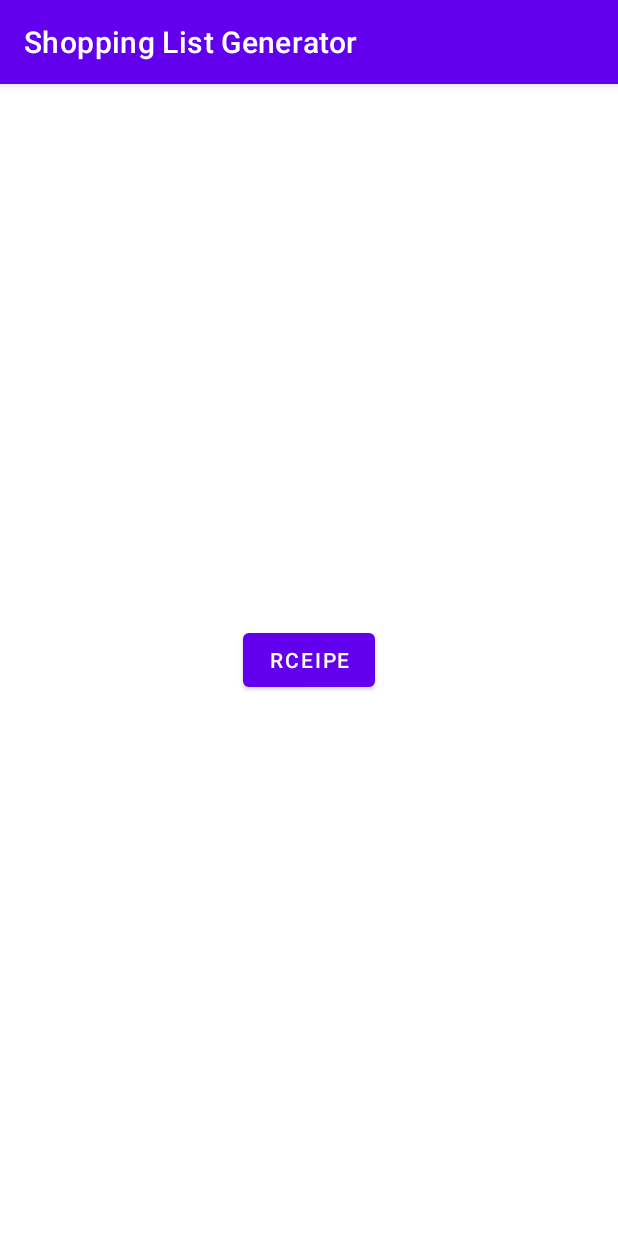
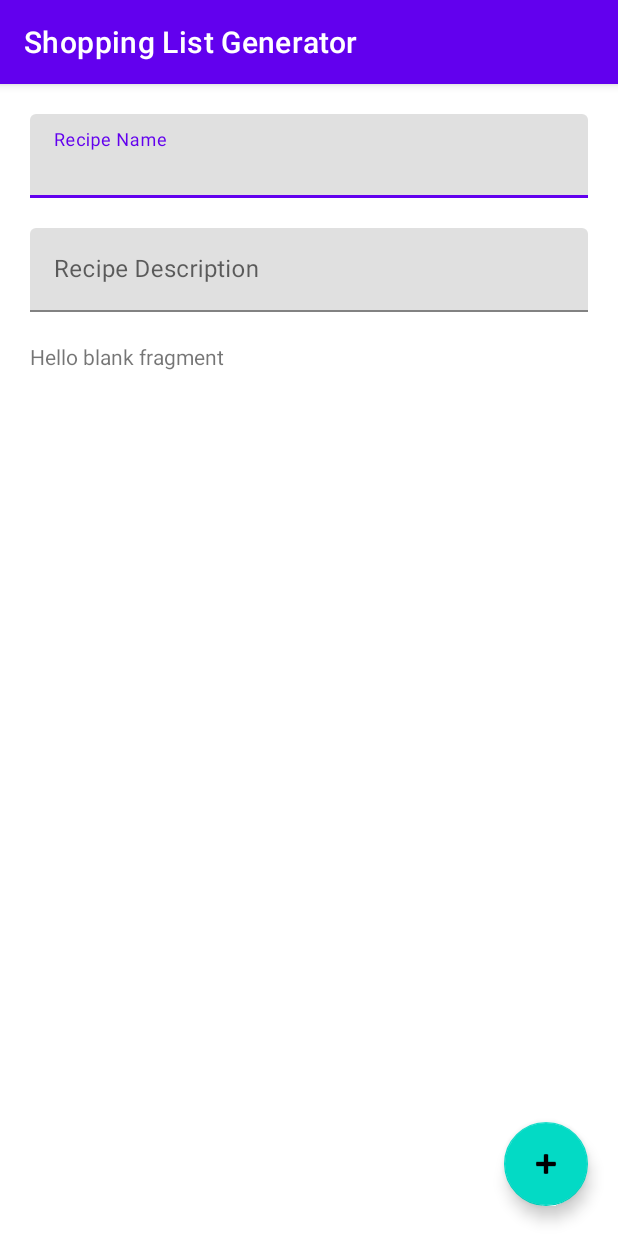
Before and after one commit to ndi1/ShoppingListApp, an Android app: the addRecipeActivitiy screen opened directly, with no data from a screen before it, on a phone screen of 412 x 824 dp. Run offline under Robolectric (Android 15) with nearby library versions, the phone set to English and light mode, and no system bars.

Commit message:
Modified recipe activity

```diff
--- /dev/null
+++ b/app/src/main/java/com/example/shoppinglistgenerator/recipeIngredientFragment.java
@@ -0,0 +1,52 @@
+package com.example.shoppinglistgenerator;
+
+import android.os.Bundle;
+
+import androidx.fragment.app.Fragment;
+
+import android.view.LayoutInflater;
+import android.view.View;
+import android.view.ViewGroup;
+
+
+public class recipeIngredientFragment extends Fragment {
+
+    // TODO: Rename parameter arguments, choose names that match
+    // the fragment initialization parameters, e.g. ARG_ITEM_NUMBER
+    private static final String ARG_PARAM1 = "param1";
+    private static final String ARG_PARAM2 = "param2";
+
+    // TODO: Rename and change types of parameters
+    private String mParam1;
+    private String mParam2;
+
+    public recipeIngredientFragment() {
+        // Required empty public constructor
+    }
+
+    // TODO: Rename and change types and number of parameters
+    public static recipeIngredientFragment newInstance(String param1, String param2) {
+        recipeIngredientFragment fragment = new recipeIngredientFragment();
+        Bundle args = new Bundle();
+        args.putString(ARG_PARAM1, param1);
+        args.putString(ARG_PARAM2, param2);
+        fragment.setArguments(args);
+        return fragment;
+    }
+
+    @Override
+    public void onCreate(Bundle savedInstanceState) {
+        super.onCreate(savedInstanceState);
+        if (getArguments() != null) {
+            mParam1 = getArguments().getString(ARG_PARAM1);
+            mParam2 = getArguments().getString(ARG_PARAM2);
+        }
+    }
+
+    @Override
+    public View onCreateView(LayoutInflater inflater, ViewGroup container,
+                             Bundle savedInstanceState) {
+        // Inflate the layout for this fragment
+        return inflater.inflate(R.layout.fragment_recipe_ingredient, container, false);
+    }
+}
--- a/app/src/main/res/layout/activity_add_recipe_activitiy.xml
+++ b/app/src/main/res/layout/activity_add_recipe_activitiy.xml
@@ -6,13 +6,56 @@
     android:layout_height="match_parent"
     tools:context=".addRecipeActivitiy">
 
-    <Button
-        android:id="@+id/button"
+    <fragment
+        android:id="@+id/recipeIngredientFragment"
+        android:name="com.example.shoppinglistgenerator.recipeIngredientFragment"
+        android:layout_width="match_parent"
+        android:layout_height="0dp"
+        android:layout_margin="20dp"
+        app:layout_constraintBottom_toBottomOf="parent"
+        app:layout_constraintEnd_toEndOf="@+id/recipeDescriptionTextLayout"
+        app:layout_constraintStart_toStartOf="@+id/recipeDescriptionTextLayout"
+        app:layout_constraintTop_toBottomOf="@+id/recipeDescriptionTextLayout" />
+
+    <com.google.android.material.textfield.TextInputLayout
+        android:id="@+id/recipeNameTextLayout"
+        android:layout_width="match_parent"
+        android:layout_height="wrap_content"
+        android:layout_margin="20dp"
+        app:layout_constraintEnd_toEndOf="parent"
+        app:layout_constraintStart_toStartOf="parent"
+        app:layout_constraintTop_toTopOf="parent">
+
+        <com.google.android.material.textfield.TextInputEditText
+            android:id="@+id/recipeNameTextbox"
+            android:layout_width="match_parent"
+            android:layout_height="wrap_content"
+            android:hint="Recipe Name" />
+    </com.google.android.material.textfield.TextInputLayout>
+
+    <com.google.android.material.textfield.TextInputLayout
+        android:id="@+id/recipeDescriptionTextLayout"
+        android:layout_width="match_parent"
+        android:layout_height="wrap_content"
+        android:layout_margin="20dp"
+
+        app:layout_constraintEnd_toEndOf="parent"
+        app:layout_constraintStart_toStartOf="parent"
+        app:layout_constraintTop_toBottomOf="@+id/recipeNameTextLayout">
+
+        <com.google.android.material.textfield.TextInputEditText
+            android:id="@+id/recipeDescriptionTextbox"
+            android:layout_width="match_parent"
+            android:layout_height="wrap_content"
+            android:hint="Recipe Description" />
+    </com.google.android.material.textfield.TextInputLayout>
+
+    <com.google.android.material.floatingactionbutton.FloatingActionButton
+        android:id="@+id/floatingActionButton"
         android:layout_width="wrap_content"
         android:layout_height="wrap_content"
-        android:text="Rceipe"
-        app:layout_constraintBottom_toBottomOf="parent"
-        app:layout_constraintEnd_toEndOf="parent"
-        app:layout_constraintStart_toStartOf="parent"
-        app:layout_constraintTop_toTopOf="parent" />
+        android:clickable="true"
+        app:layout_constraintBottom_toBottomOf="@+id/recipeIngredientFragment"
+        app:layout_constraintEnd_toEndOf="@+id/recipeIngredientFragment"
+        app:srcCompat="@android:drawable/ic_input_add" />
 </androidx.constraintlayout.widget.ConstraintLayout>
--- /dev/null
+++ b/app/src/main/res/layout/fragment_recipe_ingredient.xml
@@ -0,0 +1,14 @@
+<?xml version="1.0" encoding="utf-8"?>
+<FrameLayout xmlns:android="http://schemas.android.com/apk/res/android"
+    xmlns:tools="http://schemas.android.com/tools"
+    android:layout_width="match_parent"
+    android:layout_height="match_parent"
+    tools:context=".recipeIngredientFragment">
+
+    <!-- TODO: Update blank fragment layout -->
+    <TextView
+        android:layout_width="match_parent"
+        android:layout_height="match_parent"
+        android:text="@string/hello_blank_fragment" />
+
+</FrameLayout>
--- a/app/src/main/res/values/strings.xml
+++ b/app/src/main/res/values/strings.xml
@@ -11,4 +11,6 @@
         <item>tsp</item>
         <item>tbsp</item>
     </string-array>
+    <!-- TODO: Remove or change this placeholder text -->
+    <string name="hello_blank_fragment">Hello blank fragment</string>
 </resources>
```
